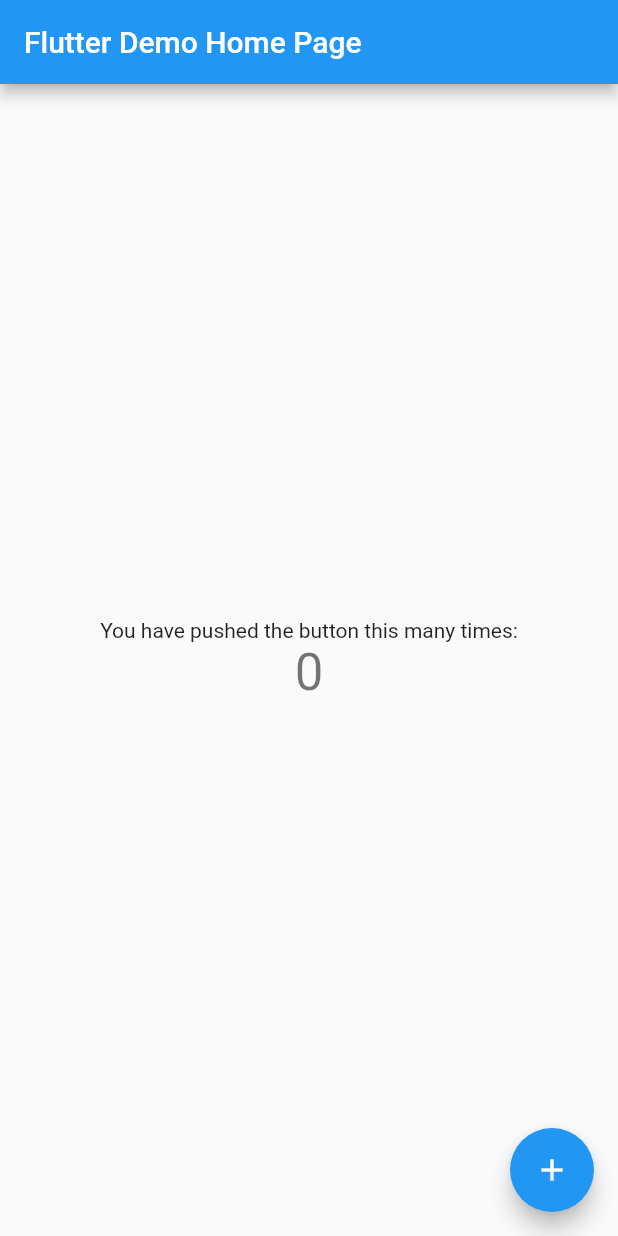
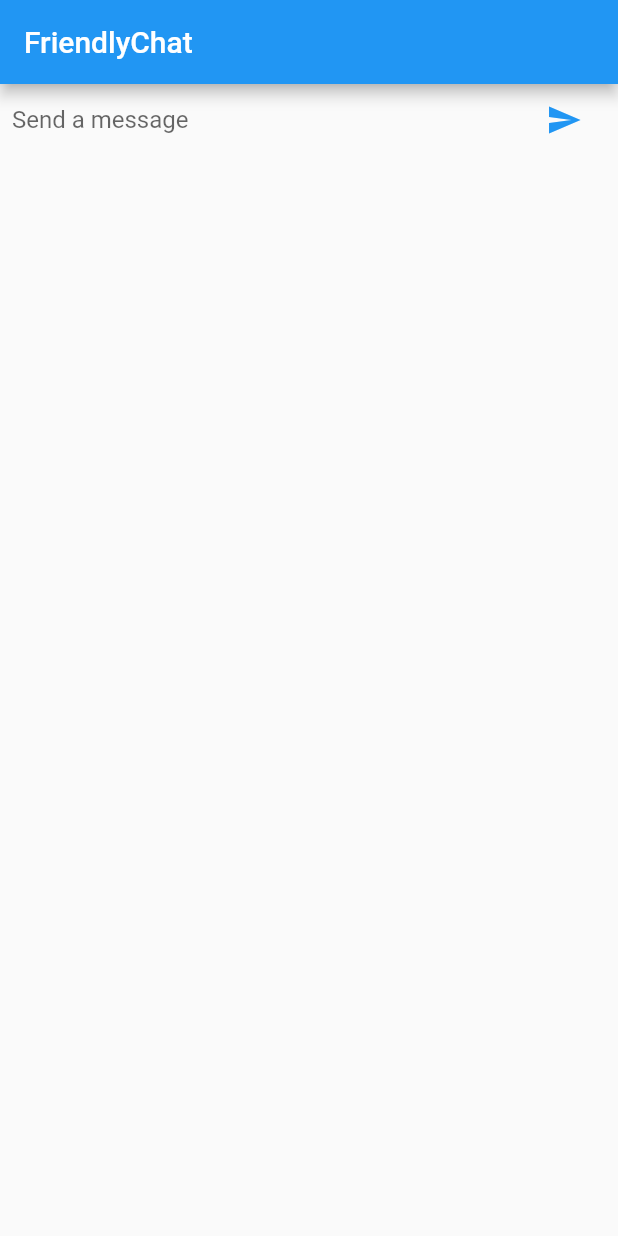
Before and after one commit to sunday58/chatino, a Flutter app: the screen it shows after launch, on a phone screen of 412 x 824 dp. Run offline on Flutter 3.47's test engine with Material 2 defaults, Android fonts, the phone set to English and light mode, and no system bars.

Commit message:
added textfield for input

```diff
--- a/lib/main.dart
+++ b/lib/main.dart
@@ -1,115 +1,105 @@
 import 'package:flutter/material.dart';
 
 void main() {
-  runApp(const MyApp());
+  runApp(
+    const FriendlyChatApp(),
+  );
 }
 
-class MyApp extends StatelessWidget {
-  const MyApp({Key? key}) : super(key: key);
+String _name = 'David';
 
-  // This widget is the root of your application.
+class FriendlyChatApp extends StatelessWidget {
+  const FriendlyChatApp({
+    Key? key,
+  }) : super(key: key);
+
   @override
   Widget build(BuildContext context) {
-    return MaterialApp(
-      title: 'Flutter Demo',
-      theme: ThemeData(
-        // This is the theme of your application.
-        //
-        // Try running your application with "flutter run". You'll see the
-        // application has a blue toolbar. Then, without quitting the app, try
-        // changing the primarySwatch below to Colors.green and then invoke
-        // "hot reload" (press "r" in the console where you ran "flutter run",
-        // or simply save your changes to "hot reload" in a Flutter IDE).
-        // Notice that the counter didn't reset back to zero; the application
-        // is not restarted.
-        primarySwatch: Colors.blue,
-      ),
-      home: const MyHomePage(title: 'Flutter Demo Home Page'),
+    return const MaterialApp(
+      title: 'Chatino',
+      home: ChatScreen(),
     );
   }
 }
 
-class MyHomePage extends StatefulWidget {
-  const MyHomePage({Key? key, required this.title}) : super(key: key);
-
-  // This widget is the home page of your application. It is stateful, meaning
-  // that it has a State object (defined below) that contains fields that affect
-  // how it looks.
-
-  // This class is the configuration for the state. It holds the values (in this
-  // case the title) provided by the parent (in this case the App widget) and
-  // used by the build method of the State. Fields in a Widget subclass are
-  // always marked "final".
-
-  final String title;
-
-  @override
-  State<MyHomePage> createState() => _MyHomePageState();
-}
-
-class _MyHomePageState extends State<MyHomePage> {
-  int _counter = 0;
-
-  void _incrementCounter() {
-    setState(() {
-      // This call to setState tells the Flutter framework that something has
-      // changed in this State, which causes it to rerun the build method below
-      // so that the display can reflect the updated values. If we changed
-      // _counter without calling setState(), then the build method would not be
-      // called again, and so nothing would appear to happen.
-      _counter++;
-    });
-  }
+class ChatMessage extends StatelessWidget {
+  const ChatMessage({Key? key, required this.text}) : super(key: key);
+  final String text;
 
   @override
   Widget build(BuildContext context) {
-    // This method is rerun every time setState is called, for instance as done
-    // by the _incrementCounter method above.
-    //
-    // The Flutter framework has been optimized to make rerunning build methods
-    // fast, so that you can just rebuild anything that needs updating rather
-    // than having to individually change instances of widgets.
+    return Container(
+      margin: const EdgeInsets.symmetric(vertical: 10.0),
+      child: Row(
+        crossAxisAlignment: CrossAxisAlignment.start,
+        children: [
+          Container(
+            margin: const EdgeInsets.only(right: 16.0),
+            child: CircleAvatar(child: Text(_name[0])),
+          ),
+          Column(
+            crossAxisAlignment: CrossAxisAlignment.start,
+            children: [
+              Text(_name, style: Theme.of(context).textTheme.headline4),
+              Container(
+                margin: const EdgeInsets.only(top: 5.0),
+                child: Text(text),
+              ),
+            ],
+          ),
+        ],
+      ),
+    );
+  }
+}
+
+class ChatScreen extends StatefulWidget {
+  const ChatScreen({Key? key}) : super(key: key);
+
+  @override
+  State<ChatScreen> createState() => _ChatScreenState();
+}
+
+class _ChatScreenState extends State<ChatScreen> {
+  final _textController = TextEditingController();
+  @override
+  Widget build(BuildContext context) {
     return Scaffold(
       appBar: AppBar(
-        // Here we take the value from the MyHomePage object that was created by
-        // the App.build method, and use it to set our appbar title.
-        title: Text(widget.title),
+        title: const Text('FriendlyChat'),
       ),
-      body: Center(
-        // Center is a layout widget. It takes a single child and positions it
-        // in the middle of the parent.
-        child: Column(
-          // Column is also a layout widget. It takes a list of children and
-          // arranges them vertically. By default, it sizes itself to fit its
-          // children horizontally, and tries to be as tall as its parent.
-          //
-          // Invoke "debug painting" (press "p" in the console, choose the
-          // "Toggle Debug Paint" action from the Flutter Inspector in Android
-          // Studio, or the "Toggle Debug Paint" command in Visual Studio Code)
-          // to see the wireframe for each widget.
-          //
-          // Column has various properties to control how it sizes itself and
-          // how it positions its children. Here we use mainAxisAlignment to
-          // center the children vertically; the main axis here is the vertical
-          // axis because Columns are vertical (the cross axis would be
-          // horizontal).
-          mainAxisAlignment: MainAxisAlignment.center,
-          children: <Widget>[
-            const Text(
-              'You have pushed the button this many times:',
+      body: _buildTextComposer(),
+    );
+  }
+
+  Widget _buildTextComposer() {
+    return IconTheme(
+      data: IconThemeData(color: Theme.of(context).colorScheme.secondary),
+      child: Container(
+        margin: const EdgeInsets.symmetric(horizontal: 8.0),
+        child: Row(
+          children: [
+            Flexible(
+              child: TextField(
+                controller: _textController,
+                onSubmitted: _handleSubmitted,
+                decoration:
+                    const InputDecoration.collapsed(hintText: 'Send a message'),
+              ),
             ),
-            Text(
-              '$_counter',
-              style: Theme.of(context).textTheme.headline4,
-            ),
+            Container(
+              margin: const EdgeInsets.symmetric(horizontal: 4.0),
+              child: IconButton(
+                  icon: const Icon(Icons.send),
+                  onPressed: () => _handleSubmitted(_textController.text)),
+            )
           ],
         ),
       ),
-      floatingActionButton: FloatingActionButton(
-        onPressed: _incrementCounter,
-        tooltip: 'Increment',
-        child: const Icon(Icons.add),
-      ), // This trailing comma makes auto-formatting nicer for build methods.
     );
   }
+
+  void _handleSubmitted(String text) {
+    _textController.clear();
+  }
 }
```
